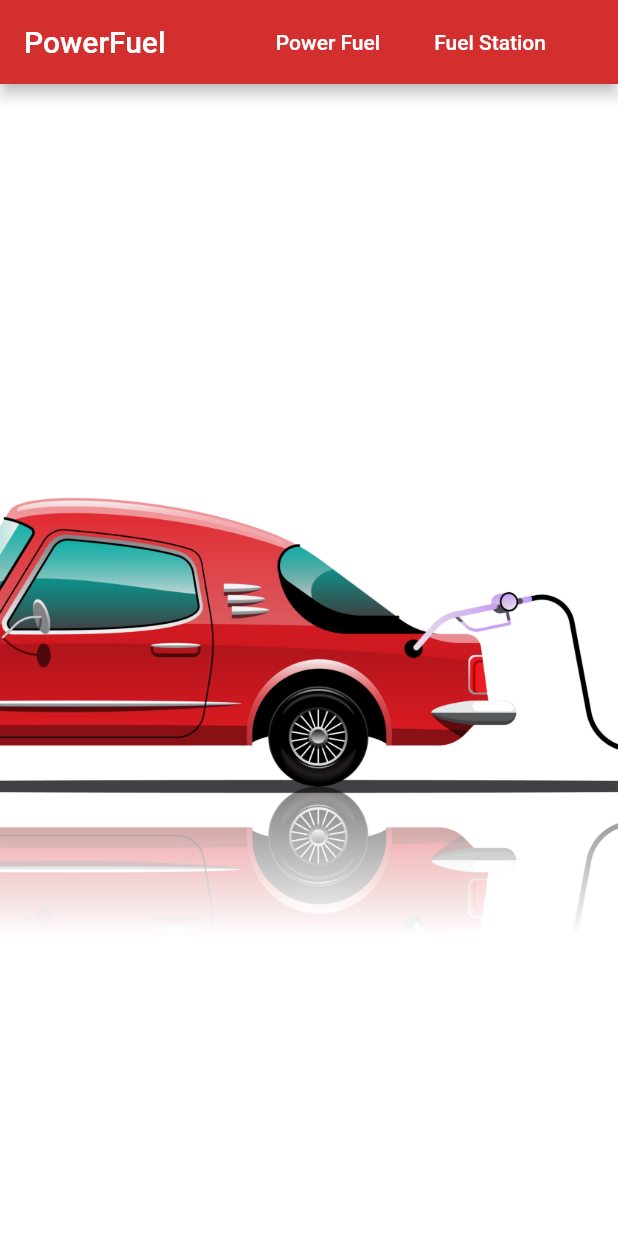
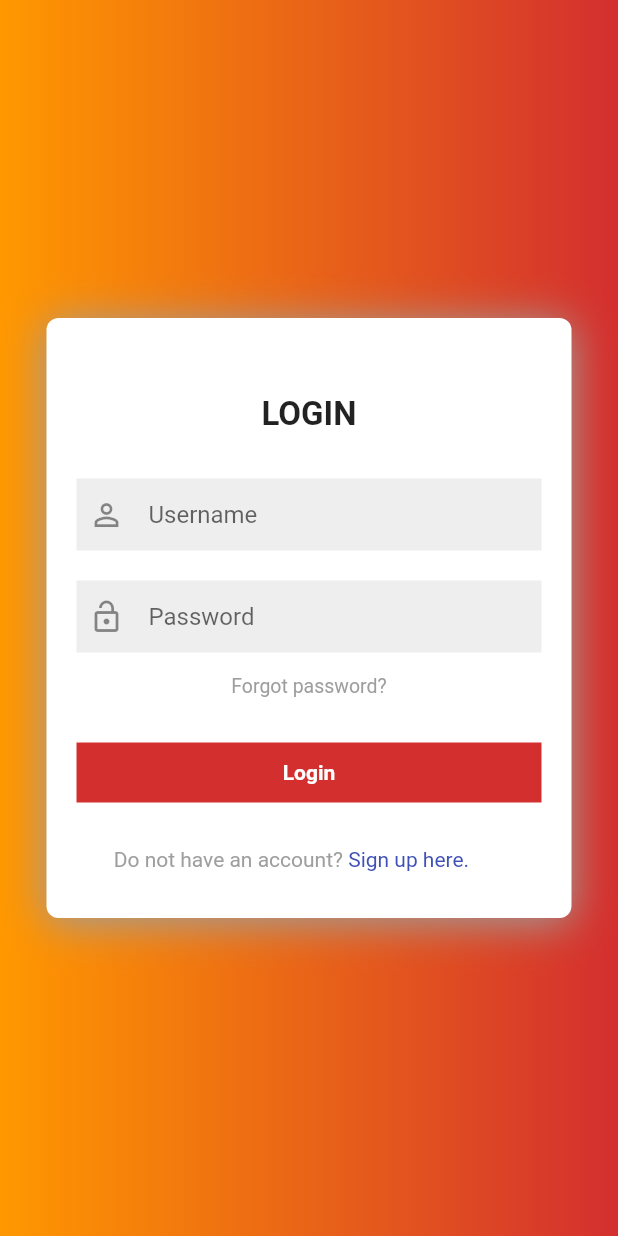
Before and after one commit to aadhil-aslam/SDPweb, a Flutter app: the screen it shows after launch, on a phone screen of 412 x 824 dp. Run offline on Flutter 3.47's test engine with Material 2 defaults, Android fonts, the light colour scheme and no system bars; our stand-ins replace firebase_core, page_transition; accounts and stored records are empty.

Commit message:
login & registration

```diff
--- /dev/null
+++ b/lib/Login.dart
@@ -0,0 +1,137 @@
+import 'package:flutter/material.dart';
+import 'package:page_transition/page_transition.dart';
+
+import 'Registration.dart';
+
+class LoginPage extends StatelessWidget {
+  @override
+  Widget build(BuildContext context) {
+    return Container(
+      decoration: BoxDecoration(
+          gradient: LinearGradient(
+              colors: [
+                Colors.orange,
+                Colors.red.shade700
+              ]
+          )
+
+      ),
+      child: Scaffold(
+        backgroundColor: Colors.transparent,
+        body: Center(
+          child: Container(
+            color: Colors.transparent,
+            child: Container(
+              decoration: BoxDecoration(
+                  color: Colors.white,
+                  borderRadius: BorderRadius.circular(8),
+
+                  boxShadow: [
+                    BoxShadow(
+                        color: Colors.grey, offset: Offset(0, 3), blurRadius: 24)
+                  ]),
+              height: 400,
+              width: 350,
+              child: Column(
+                mainAxisAlignment: MainAxisAlignment.center,
+                children: [
+                  SizedBox(height: 30,),
+                  Text("LOGIN", style: TextStyle(fontSize: 22, fontWeight: FontWeight.bold),),
+                  SizedBox(height: 30,),
+                  Padding(
+                    padding: const EdgeInsets.symmetric(horizontal:20),
+                    child: Container(
+                      decoration: BoxDecoration(
+                          color: Colors.grey[200]
+                      ),
+                      child: Padding(
+                        padding: const EdgeInsets.only(left:8.0),
+                        child: TextField(
+                          decoration: InputDecoration(
+                              border: InputBorder.none,
+                              hintText: 'Username',
+                              icon: Icon(Icons.person_outline)
+                          ),
+                        ),
+                      ),
+                    ),
+                  ),
+                  SizedBox(height: 20,),
+
+                  Padding(
+                    padding: const EdgeInsets.symmetric(horizontal:20),
+                    child: Container(
+                      decoration: BoxDecoration(
+                          color: Colors.grey[200]
+                      ),
+                      child: Padding(
+                        padding: const EdgeInsets.only(left:8.0),
+                        child: TextField(
+                          decoration: InputDecoration(
+                              border: InputBorder.none,
+                              hintText: 'Password',
+                              icon: Icon(Icons.lock_open)
+                          ),
+                        ),
+                      ),
+                    ),
+                  ),
+                  SizedBox(height: 15,),
+
+                  Row(
+                    mainAxisAlignment: MainAxisAlignment.center,
+                    children: [
+                      Text("Forgot password?", style: TextStyle(fontSize: 13,color: Colors.grey,)),
+                    ],
+                  ),
+
+                  SizedBox(height: 30,),
+                  Padding(
+                    padding: const EdgeInsets.symmetric(horizontal:20),
+                    child: Container(
+                      height: 40,
+                      decoration: BoxDecoration(
+                          color: Colors.red.shade700
+                      ),
+                      child: TextButton(
+                        onPressed: (){
+                        },
+                        child: Padding(
+                          padding: const EdgeInsets.symmetric(vertical:4),
+
+                          child: Row(
+                            mainAxisAlignment: MainAxisAlignment.center,
+                            children: [
+                              Text("Login", style: TextStyle(fontSize: 14, color: Colors.white, fontWeight: FontWeight.bold,)),
+                            ],
+                          ),
+                        ),
+                      ),
+                    ),
+                  ),
+                  SizedBox(height: 30,),
+
+                  Padding(
+                    padding: const EdgeInsets.only(right:20),
+                    child: Row(
+                      mainAxisAlignment: MainAxisAlignment.center,
+                      children: [
+                        Text("Do not have an account? ", style: TextStyle(fontSize: 14,color: Colors.grey),),
+                        GestureDetector(
+                            onTap: (){
+                              Navigator.push(context, PageTransition(type: PageTransitionType.fade, child: RegistrationPage()));
+                            },
+                            child: Text("Sign up here. ", style: TextStyle(fontSize: 14,color: Colors.indigo,))),
+                      ],
+                    ),
+                  ),
+                  SizedBox(height: 10,),
+                ],
+              ),
+            ),
+          ),
+        ),
+      ),
+    );
+  }
+}
--- a/lib/main.dart
+++ b/lib/main.dart
@@ -3,6 +3,7 @@ import 'package:flutter/material.dart';
 import 'package:web/station_screens/dashboard.dart';
 
 import 'Home.dart';
+import 'Login.dart';
 
 void main() async {
   WidgetsFlutterBinding.ensureInitialized();
@@ -24,8 +25,8 @@ class MyApp extends StatelessWidget {
   // This widget is the root of your application.
   @override
   Widget build(BuildContext context) {
-    return const MaterialApp(
-      home: MyHomePage(),
+    return MaterialApp(
+      home: LoginPage(),
       debugShowCheckedModeBanner: false,
     );
   }
```
Also changed, not shown: lib/Registration.dart (added, +149 -0 lines).
